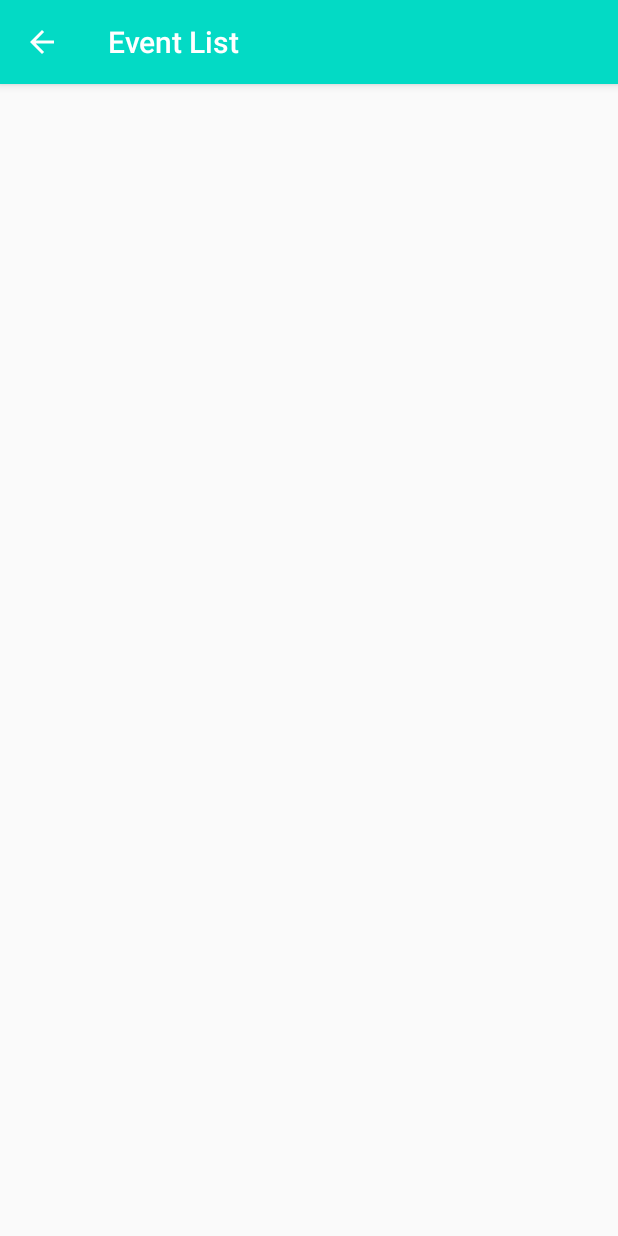
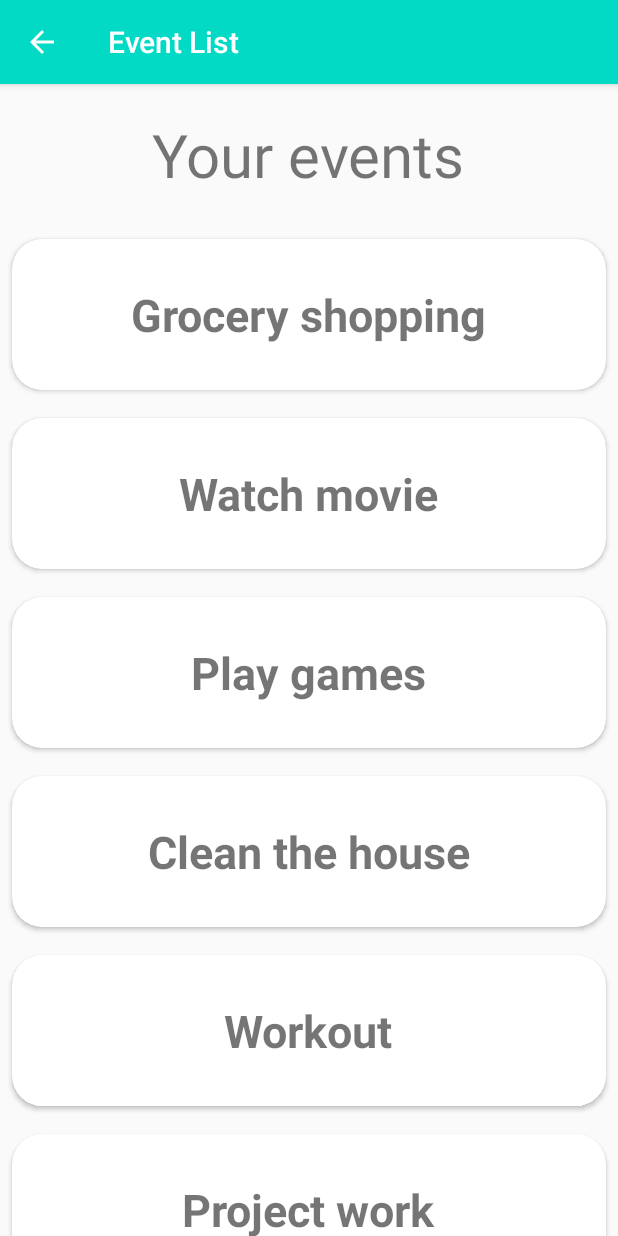
Before and after one commit to Mystodan/mobilprog-group-3, an Android app: the screen it shows after launch (PlanListActivity), on a phone screen of 412 x 824 dp. Run offline under Robolectric (Android 15) with nearby library versions, the phone set to English and light mode, and no system bars.

Commit message:
Added core functionality

```diff
--- a/frontend/app/src/main/AndroidManifest.xml
+++ b/frontend/app/src/main/AndroidManifest.xml
@@ -23,6 +23,9 @@
             android:name=".DrawerBaseActivity"
             android:exported="false" />
         <activity
+            android:name=".EventActivity"
+            android:exported="false" />
+        <activity
             android:name=".PlanListActivity"
             android:exported="true">
             <intent-filter>
--- /dev/null
+++ b/frontend/app/src/main/java/whenweekly/frontend/Consts.kt
@@ -0,0 +1,20 @@
+package whenweekly.frontend
+
+/**
+ * Constants for event title, event startDate, event endDate and information for parcelables
+ */
+class Consts {
+    object EventsConstants {
+        const val information = "info"
+        val EVENTS = mutableListOf<EventModel>(
+            EventModel("Grocery shopping", 1667433600000, 1668038400000),
+            EventModel("Watch movie", 1667433600000, 1668038400000),
+            EventModel("Play games", 1667433600000, 1668038400000),
+            EventModel("Clean the house", 1667433600000, 1668038400000),
+            EventModel("Workout", 1667433600000, 1668038400000),
+            EventModel("Project work", 1667433600000, 1668038400000),
+            EventModel("Play golf", 1667433600000, 1668038400000),
+            EventModel("Eat at a restaurant", 1667433600000, 1668038400000)
+        )
+    }
+}
--- /dev/null
+++ b/frontend/app/src/main/java/whenweekly/frontend/EventAdapter.kt
@@ -0,0 +1,67 @@
+package whenweekly.frontend
+
+import android.view.LayoutInflater
+import android.view.View
+import android.view.ViewGroup
+import android.widget.TextView
+import androidx.recyclerview.widget.RecyclerView
+
+/**
+ * The adapter for an event
+ *
+ * @param dataList  - Takes the eventList as a parameter
+ * @param onClick   - onClick function for the adapter
+ */
+class EventAdapter(private var dataList: List<EventModel>, val onClick:(Int)->Unit): RecyclerView.Adapter<EventAdapter.EventViewHolder>() {
+    /**
+     * The view holder for an event
+     *
+     * @param view  - The view for the function passed as a parameter
+     */
+    inner class EventViewHolder(view: View): RecyclerView.ViewHolder(view) {
+        val textView: TextView
+        init {
+            textView = view.findViewById(R.id.tv_text)
+        }
+    }
+
+    /**
+     * The on create view holder for the event
+     *
+     * @param parent    - The viewGroup parent of this function passed as a parameter
+     * @param viewType  - The viewType of this function as an int passed as a parameter
+     */
+    override fun onCreateViewHolder(parent: ViewGroup, viewType: Int): EventViewHolder {
+        val view = LayoutInflater.from(parent.context).inflate(R.layout.item_event, parent, false)
+        return EventViewHolder(view)
+    }
+
+    /**
+     * The on bind view holder for the event
+     *
+     * @param holder    - The holder of this function passed as a parameter
+     * @param position  - Position of the event inside the dataList as an int
+     */
+    override fun onBindViewHolder(holder: EventViewHolder, position: Int) {
+        val item = dataList[holder.adapterPosition]
+        holder.textView.text = item.eventName
+        holder.textView.setOnClickListener {onClick(holder.adapterPosition)}
+    }
+
+    /**
+     * Returns the size of the event model
+     */
+    override fun getItemCount(): Int {
+        return  dataList.size
+    }
+
+    /**
+     * Updates the data in the event model and notifies about the changes
+     *
+     * @param updatedDataList   - Takes the updated data list passed as a parameter
+     */
+    fun updateData(updatedDataList: List<EventModel>) {
+        dataList = updatedDataList
+        notifyDataSetChanged()
+    }
+}
--- /dev/null
+++ b/frontend/app/src/main/java/whenweekly/frontend/EventModel.kt
@@ -0,0 +1,66 @@
+package whenweekly.frontend
+
+import android.os.Parcel
+import android.os.Parcelable
+
+/**
+ * The data model for a single event using parcelables to "send" information to a receiver that can use that data to put into their layout XML
+ */
+data class EventModel(
+    var eventName: String,
+    var eventStart: Long,
+    var eventEnd: Long
+) : Parcelable {
+    /**
+     * Constructor for the parcels that sets values for the EventModel parcel
+     *
+     * @param parcel    - Takes a parcel as a parameter
+     */
+    constructor(parcel: Parcel) : this(
+        parcel.readString().toString(),
+        parcel.readLong(),
+        parcel.readLong()
+    )
+
+    /**
+     * Function that writes values to the parcel
+     *
+     * @param parcel    - Takes a parcel as a parameter
+     * @param flags     - Various flags passed as an int
+     */
+    override fun writeToParcel(parcel: Parcel, flags: Int) {
+        parcel.writeString(eventName)
+        parcel.writeLong(eventStart)
+        parcel.writeLong(eventEnd)
+    }
+
+    /**
+     * Function for describing contents inside the parcelable
+     */
+    override fun describeContents(): Int {
+        return 0
+    }
+
+    /**
+     * Function that returns a EventModel
+     */
+    companion object CREATOR : Parcelable.Creator<EventModel> {
+        /**
+         * Function that creates from a parcel
+         *
+         * @param parcel    - Takes a parcel as a parameter
+         */
+        override fun createFromParcel(parcel: Parcel): EventModel {
+            return EventModel(parcel)
+        }
+
+        /**
+         * Function that creates a new array
+         *
+         * @param size  - The size of the array passed as an int
+         */
+        override fun newArray(size: Int): Array<EventModel?> {
+            return arrayOfNulls(size)
+        }
+    }
+}
--- a/frontend/app/src/main/java/whenweekly/frontend/PlanListActivity.kt
+++ b/frontend/app/src/main/java/whenweekly/frontend/PlanListActivity.kt
@@ -1,17 +1,29 @@
 package whenweekly.frontend
 
-import androidx.appcompat.app.AppCompatActivity
+import android.content.Intent
 import android.os.Bundle
 import whenweekly.frontend.databinding.ActivityLobbyBinding
 
 class PlanListActivity : DrawerBaseActivity() {
+    private val eventList = Consts.EventsConstants.EVENTS
+    private lateinit var binding: ActivityLobbyBinding
+    private var adapter = EventAdapter(eventList) {changeActivity(eventList[it])}
 
-    private lateinit var binding: ActivityLobbyBinding
 
     override fun onCreate(savedInstanceState: Bundle?) {
         binding = ActivityLobbyBinding.inflate(layoutInflater)
         super.onCreate(savedInstanceState)
         setContentView(binding.root)
         setActivityTitle("Event List")
+
+        binding.rvEvents.adapter = adapter
+
+        adapter.updateData(eventList)
+    }
+
+    private fun changeActivity(input: EventModel) {
+        val intent = Intent(this, EventActivity::class.java)
+        intent.putExtra(Consts.EventsConstants.information, input)
+        startActivity(intent)
     }
 }
--- a/frontend/app/src/main/res/layout/activity_lobby.xml
+++ b/frontend/app/src/main/res/layout/activity_lobby.xml
@@ -6,4 +6,34 @@
     android:layout_height="match_parent"
     tools:context=".PlanListActivity">
 
+    <LinearLayout
+        android:layout_width="match_parent"
+        android:layout_height="match_parent"
+        android:orientation="vertical">
+
+        <TextView
+            android:id="@+id/textView"
+            android:layout_width="wrap_content"
+            android:layout_height="wrap_content"
+            android:layout_gravity="top|center"
+            android:layout_marginTop="20dp"
+            android:layout_marginBottom="20dp"
+            android:text="Your events"
+            android:textSize="40sp"
+            app:layout_constraintBottom_toTopOf="@+id/rv_events"
+            app:layout_constraintStart_toStartOf="parent"
+            app:layout_constraintTop_toTopOf="parent" />
+
+        <androidx.recyclerview.widget.RecyclerView
+            android:id="@+id/rv_events"
+            android:layout_width="match_parent"
+            android:layout_height="match_parent"
+            app:layoutManager="androidx.recyclerview.widget.LinearLayoutManager"
+            app:layout_constraintBottom_toBottomOf="parent"
+            app:layout_constraintEnd_toEndOf="parent"
+            app:layout_constraintStart_toStartOf="parent"
+            app:layout_constraintTop_toBottomOf="@+id/textView"
+            android:paddingBottom="50dp"
+            tools:listitem="@layout/item_event"/>
+    </LinearLayout>
 </androidx.constraintlayout.widget.ConstraintLayout>
--- /dev/null
+++ b/frontend/app/src/main/res/layout/item_event.xml
@@ -0,0 +1,30 @@
+<?xml version="1.0" encoding="utf-8"?>
+<androidx.constraintlayout.widget.ConstraintLayout xmlns:android="http://schemas.android.com/apk/res/android"
+    xmlns:app="http://schemas.android.com/apk/res-auto"
+    android:layout_width="match_parent"
+    android:layout_height="wrap_content">
+
+    <androidx.cardview.widget.CardView
+        android:id="@+id/cv_card"
+        android:layout_width="match_parent"
+        android:layout_height="wrap_content"
+        app:cardBackgroundColor="@color/white"
+        app:cardCornerRadius="20dp"
+        app:cardUseCompatPadding="true"
+        app:layout_constraintEnd_toEndOf="parent"
+        app:layout_constraintStart_toStartOf="parent"
+        app:layout_constraintTop_toTopOf="parent">
+
+        <TextView
+            android:id="@+id/tv_text"
+            android:layout_width="wrap_content"
+            android:layout_height="wrap_content"
+            android:layout_gravity="top|center"
+            android:textAlignment="center"
+            android:paddingVertical="30dp"
+            android:text="Title"
+            android:textSize="30dp"
+            android:textStyle="bold" />
+    </androidx.cardview.widget.CardView>
+
+</androidx.constraintlayout.widget.ConstraintLayout>
--- a/frontend/build.gradle
+++ b/frontend/build.gradle
@@ -1,7 +1,7 @@
 // Top-level build file where you can add configuration options common to all sub-projects/modules.
 plugins {
-    id 'com.android.application' version '7.2.2' apply false
-    id 'com.android.library' version '7.2.2' apply false
+    id 'com.android.application' version '7.3.0' apply false
+    id 'com.android.library' version '7.3.0' apply false
     id 'org.jetbrains.kotlin.android' version '1.7.10' apply false
 }
 
```
Also changed, not shown: frontend/app/src/main/java/whenweekly/frontend/CreatePlanActivity.kt (+43 -0 lines), frontend/app/src/main/java/whenweekly/frontend/EventActivity.kt (added, +36 -0 lines), frontend/app/src/main/res/layout/activity_create_plan.xml (+14 -22 lines), frontend/app/src/main/res/layout/activity_event.xml (added, +50 -0 lines), frontend/app/src/main/res/layout/activity_join_plan.xml (+42 -3 lines).
